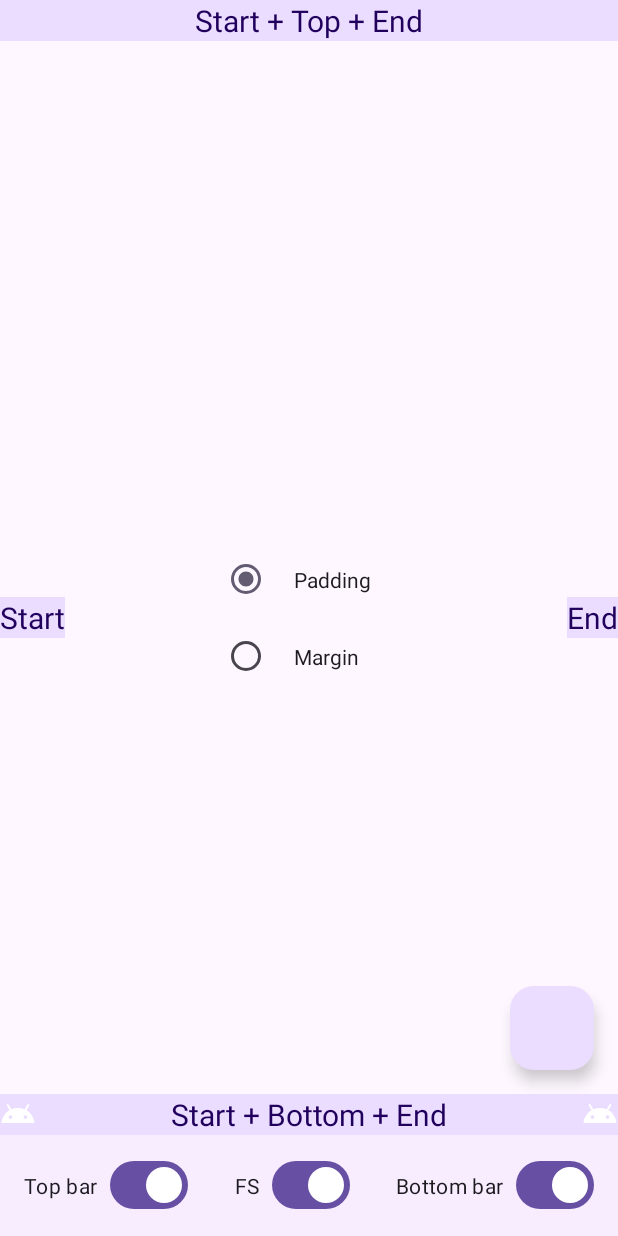
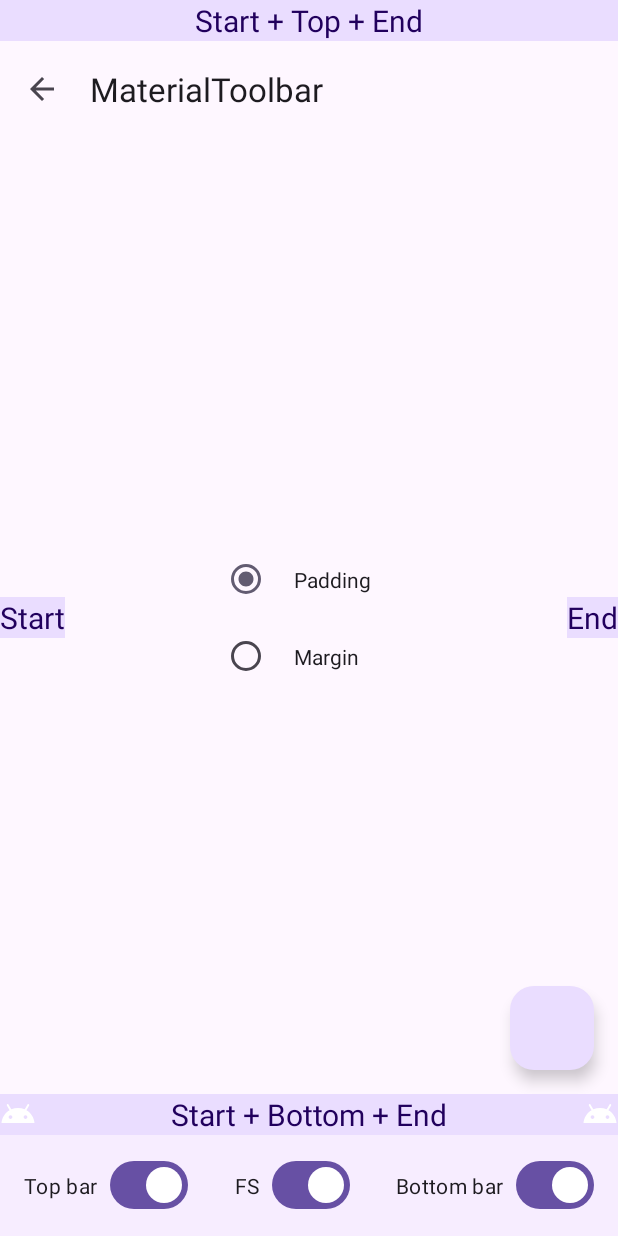
Before and after one commit to atomofiron/android-extended-insets, an Android app: the screen it shows after launch (DemoActivity), on a phone screen of 412 x 824 dp. Run offline under Robolectric (Android 15) with nearby library versions, the phone set to English and light mode, and no system bars.

Commit message:
add MaterialToolbar

```diff
--- a/app/src/main/java/lib/atomofiron/demo/DemoActivity.kt
+++ b/app/src/main/java/lib/atomofiron/demo/DemoActivity.kt
@@ -73,6 +73,7 @@ class DemoActivity : Activity() {
         endDelegate = viewEnd.syncInsets()
         bottomDelegate = viewBottom.syncInsets(dependency = true)
         fab.syncInsets().margin(end = true, bottom = true)
+        toolbar.syncInsets().margin(start = true, top = true, end = true)
 
         root.composeInsets(
             bottomPanel.syncInsets(dependency = true).padding(start = true, end = true, bottom = true),
--- a/app/src/main/java/lib/atomofiron/demo/Util.kt
+++ b/app/src/main/java/lib/atomofiron/demo/Util.kt
@@ -15,7 +15,7 @@ fun <T> Iterable<T>.sumBy(zero: T? = null, action: T.(T) -> T): T {
     return sum
 }
 
-val View.visibleHeight: Int get() = if (isVisible) height + top else 0
+val View.visibleHeight: Int get() = if (isVisible) height + translationY.toInt() else 0
 
 val View.visibleHeightBottom: Int get() = when {
     isVisible -> height + ((parent as View).height - bottom) - translationY.toInt()
--- /dev/null
+++ b/app/src/main/res/drawable/ic_back.xml
@@ -0,0 +1,13 @@
+<vector
+    xmlns:android="http://schemas.android.com/apk/res/android"
+    android:width="24dp"
+    android:height="24dp"
+    android:viewportWidth="24"
+    android:viewportHeight="24"
+    android:autoMirrored="true"
+    >
+    <path
+        android:fillColor="@android:color/white"
+        android:pathData="M20,11H7.83l5.59,-5.59L12,4l-8,8 8,8 1.41,-1.41L7.83,13H20v-2z"
+        />
+</vector>
--- a/app/src/main/res/layout/activity_demo.xml
+++ b/app/src/main/res/layout/activity_demo.xml
@@ -17,6 +17,14 @@
             android:layout_width="match_parent"
             android:layout_height="match_parent"
             >
+            <com.google.android.material.appbar.MaterialToolbar
+                android:id="@+id/toolbar"
+                android:layout_width="match_parent"
+                android:layout_height="wrap_content"
+                app:title="MaterialToolbar"
+                app:navigationIcon="@drawable/ic_back"
+                app:navigationIconTint="?colorControlNormal"
+                />
             <com.google.android.material.floatingactionbutton.FloatingActionButton
                 android:id="@+id/fab"
                 android:layout_width="wrap_content"
```
